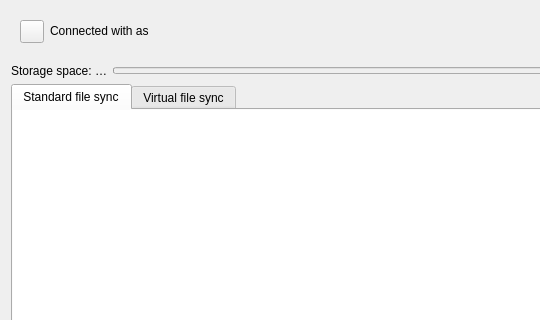
nextmcloud/desktop, file src/gui/accountsettings.ui: the form before one commit; both pictures show x 0 to 540 and y 0 to 320 of the 1028 by 871 pixel window.
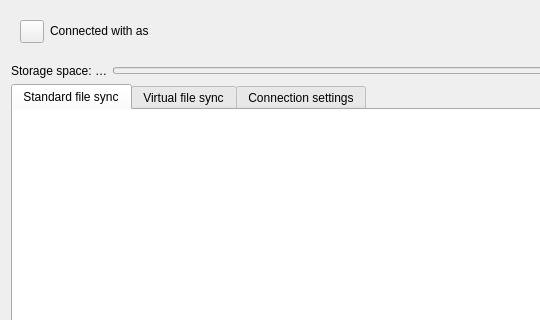
The form after the commit. Custom widgets are drawn as their Qt base class.

```diff
--- a/src/gui/accountsettings.ui
+++ b/src/gui/accountsettings.ui
@@ -314,6 +314,11 @@
        <string>Virtual file sync</string>
       </attribute>
      </widget>
+     <widget class="QWidget" name="connectionSettingsTab">
+      <attribute name="title">
+       <string>Connection settings</string>
+      </attribute>
+     </widget>
     </widget>
    </item>
   </layout>
```
